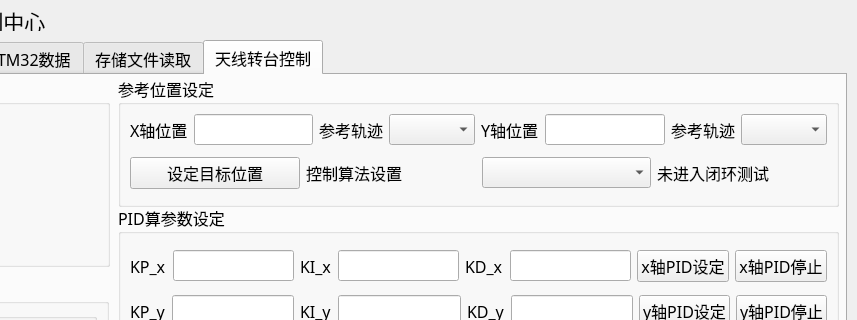
First picture: the form in qt_turntable/PowerOptimizer/mainwindow.ui, repository Davin-Liang/MW-Charging-Aux-Board, before the edit; both pictures show x 154 to 1011 and y 0 to 320 of the 1011 by 770 pixel window.
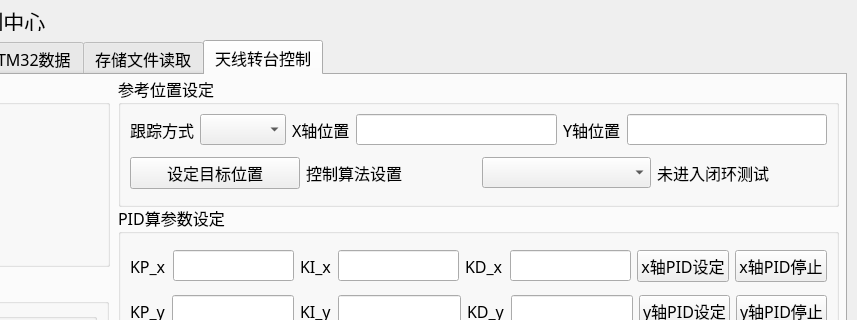
Second picture: the form after the edit. Icons and pictures are not drawn.

```diff
--- a/qt_turntable/PowerOptimizer/mainwindow.ui
+++ b/qt_turntable/PowerOptimizer/mainwindow.ui
@@ -1247,7 +1247,17 @@
       </property>
       <layout class="QVBoxLayout" name="verticalLayout_8">
        <item>
-        <layout class="QHBoxLayout" name="horizontalLayout_25">
+        <layout class="QHBoxLayout" name="horizontalLayout_22">
+         <item>
+          <widget class="QLabel" name="label_31">
+           <property name="text">
+            <string>跟踪方式</string>
+           </property>
+          </widget>
+         </item>
+         <item>
+          <widget class="QComboBox" name="combo_ref_mode"/>
+         </item>
          <item>
           <widget class="QLabel" name="label_29">
            <property name="text">
@@ -1258,16 +1268,6 @@
          <item>
           <widget class="QLineEdit" name="line_edit_x_pos_ref"/>
          </item>
-         <item>
-          <widget class="QLabel" name="label_31">
-           <property name="text">
-            <string>参考轨迹</string>
-           </property>
-          </widget>
-         </item>
-         <item>
-          <widget class="QComboBox" name="combo_box_x_track_ref"/>
-         </item>
          <item>
           <widget class="QLabel" name="label_30">
            <property name="text">
@@ -1278,16 +1278,6 @@
          <item>
           <widget class="QLineEdit" name="line_edit_y_pos_ref"/>
          </item>
-         <item>
-          <widget class="QLabel" name="label_32">
-           <property name="text">
-            <string>参考轨迹</string>
-           </property>
-          </widget>
-         </item>
-         <item>
-          <widget class="QComboBox" name="combo_box_y_track_ref"/>
-         </item>
         </layout>
        </item>
        <item>
```
